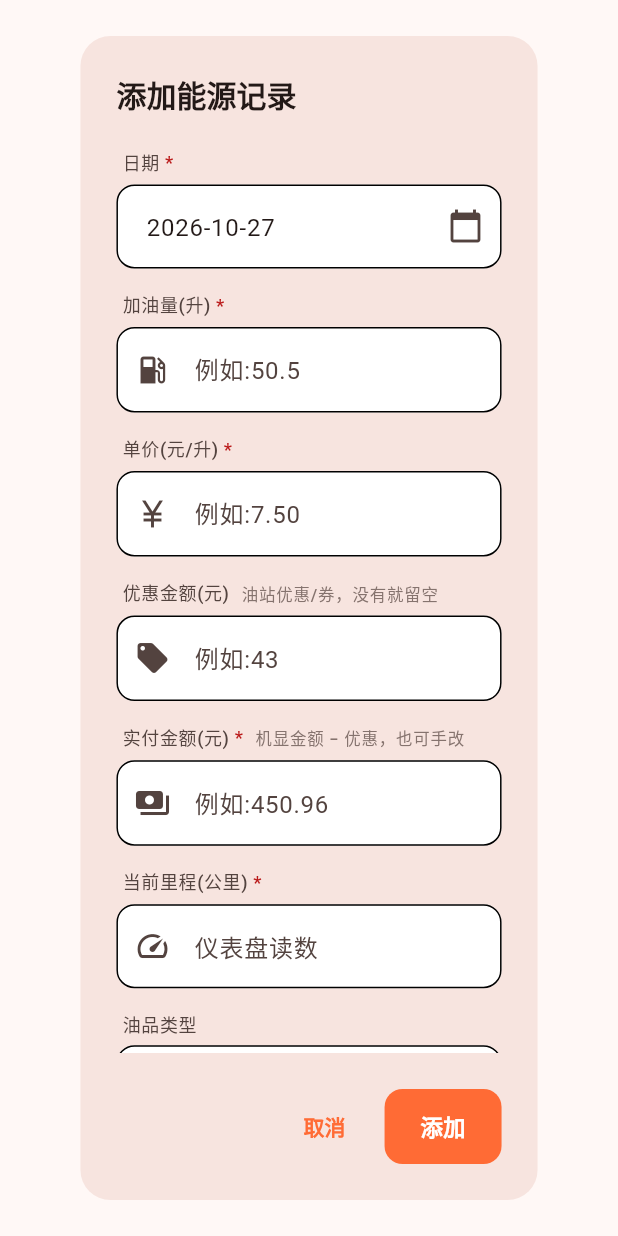
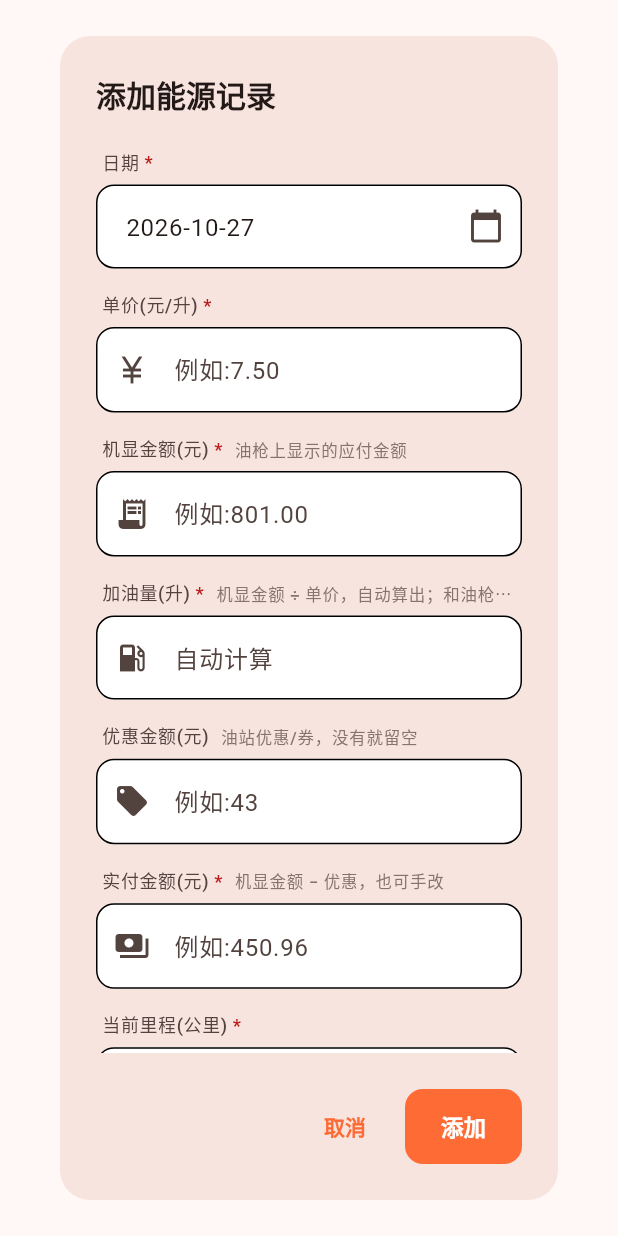
Before and after one commit to LianbinZhou/zhiji_oil_consumption, a Flutter app: the RecordDialog widget shown alone on an empty page, opened directly with empty values, on a phone screen of 412 x 824 dp. Run offline on Flutter 3.47's test engine with Material 3 defaults, Android fonts, the light colour scheme and no system bars; our stand-ins replace drift, file_picker, fl_chart, flutter_riverpod, go_router, shared_preferences; missing offline and left inert: excel, sqlite3; accounts and stored records are empty; generated files the repository leaves out were written again.

Commit message:
feat: v1.2.0 录入改为「单价+机显金额」自动算升数（方案 C）
问题：实际加油时用户不想手填升数，但直接用「实付÷单价」算升数会算错——
优惠不是按比例打折的，会把升数算少（单价 8.28、机显 801、实付 780.5
→ 正确 96.74 L，错算 94.26 L）。

方案 C：把金额拆成「机显金额」和「优惠」，升数只能从机显反推
- 新增「机显金额」输入框（油枪上的应付）
- 升数 = 机显 ÷ 单价，保留 2 位小数，可手改
- 实付 = 机显 − 优惠，可手改
- 手改过升数/实付后不再被自动覆盖（新增 _quantityManuallyEdited 标记）
- 编辑老记录时，机显 = 实付 + 优惠 推算回填
- 数据库零改动（仍存 quantity/amount/discount），不需要迁移

字段顺序调整为：单价 → 机显金额 → 加油量 → 优惠 → 实付。
测试 20 个全过。版本 1.2.0+17。

```diff
--- a/lib/features/records/presentation/record_dialog.dart
+++ b/lib/features/records/presentation/record_dialog.dart
@@ -30,10 +30,16 @@ class _RecordDialogState extends ConsumerState<RecordDialog> {
   final _fuelAmountController = TextEditingController();
   final _totalPriceController = TextEditingController();
   final _discountController = TextEditingController();
+  /// 机显金额（油枪上显示的那笔"应付"）——加了多少油由它 ÷ 单价反推
+  final _grossAmountController = TextEditingController();
 
   /// 用户是否手动改过「实付金额」
   /// 改过之后，数量/单价/优惠变动就不该再自动覆盖它（现实里实付经常和理论值不一致）
   bool _totalPriceManuallyEdited = false;
+
+  /// 用户是否手动改过「升数」
+  /// 手改之后就不再自动覆盖（油枪显示 96.74，公式算出来 96.7391，以油枪为准）
+  bool _quantityManuallyEdited = false;
   final _pricePerLiterController = TextEditingController();
   final _odometerController = TextEditingController();
   final _stationNameController = TextEditingController();
@@ -93,6 +99,10 @@ class _RecordDialogState extends ConsumerState<RecordDialog> {
       _discountController.text =
           widget.record!.discount > 0 ? widget.record!.discount.toString() : '';
       _pricePerLiterController.text = widget.record!.pricePerLiter.toString();
+      // 机显金额 = 实付 + 优惠（库里只存这两个，机显是推算出来的）
+      _grossAmountController.text =
+          (widget.record!.totalPrice + widget.record!.discount)
+              .toStringAsFixed(2);
       _odometerController.text = widget.record!.odometer.toString();
       _isFullTank = widget.record!.isFullTank;
       _isLightOn = widget.record!.isLightOn;
@@ -170,16 +180,29 @@ class _RecordDialogState extends ConsumerState<RecordDialog> {
   ///
   /// 为什么这么算：油站标价和你实际付的钱经常不一样（会员价、券、活动）。
   /// 统计里的「每公里成本」「均价」都用实付，所以输入框显示的是扣完优惠的金额。
+  /// 按「单价 + 机显金额」反推升数，再算实付
+  ///
+  /// 为什么升数必须从「机显金额」算：
+  ///   机显金额 = 单价 × 升数      ← 油枪上的应付
+  ///   实付金额 = 机显金额 − 优惠   ← 实际扣款
+  /// 用「实付 ÷ 单价」是错的 —— 优惠不是按比例打折，会把升数算少
+  /// （例：单价 8.28、机显 801、实付 780.5 → 正确 96.74 L，错算 94.26 L）。
   void _calculatePrice() {
-    final fuelAmount = double.tryParse(_fuelAmountController.text);
-    final pricePerLiter = double.tryParse(_pricePerLiterController.text);
+    final unitPrice = double.tryParse(_pricePerLiterController.text);
+    final gross = double.tryParse(_grossAmountController.text);
     final discount = double.tryParse(_discountController.text) ?? 0;
 
-    // 用户手改过实付金额就不再自动覆盖（否则改完金额再动一下单价，手填的就被抹了）
-    if (_totalPriceManuallyEdited) return;
+    // 升数 = 机显 ÷ 单价（保留 2 位，和油枪显示一致）
+    if (!_quantityManuallyEdited &&
+        unitPrice != null &&
+        unitPrice > 0 &&
+        gross != null &&
+        gross > 0) {
+      _fuelAmountController.text = (gross / unitPrice).toStringAsFixed(2);
+    }
 
-    if (fuelAmount != null && pricePerLiter != null) {
-      final gross = fuelAmount * pricePerLiter;
+    // 实付 = 机显 − 优惠
+    if (!_totalPriceManuallyEdited && gross != null) {
       final paid = gross - discount;
       _totalPriceController.text =
           (paid > 0 ? paid : 0).toStringAsFixed(2);
@@ -427,35 +450,6 @@ class _RecordDialogState extends ConsumerState<RecordDialog> {
               const SizedBox(height: 16),
 
               LabeledField(
-                label: _isElectricMode ? '充电量(kWh)' : '加油量(升)',
-                isRequired: true,
-                child: TextFormField(
-                  controller: _fuelAmountController,
-                  decoration: fieldDecoration(
-                    icon: _isElectricMode
-                        ? Icons.battery_charging_full
-                        : Icons.local_gas_station,
-                    hint: _isElectricMode ? '例如:45.0' : '例如:50.5',
-                  ),
-                  keyboardType:
-                      const TextInputType.numberWithOptions(decimal: true),
-                  onChanged: (_) => _calculatePrice(),
-                  validator: (value) {
-                    if (value == null || value.isEmpty) {
-                      return _isElectricMode ? '请输入充电量' : '请输入加油量';
-                    }
-                    final parsed = double.tryParse(value);
-                    if (parsed == null || !parsed.isFinite) {
-                      return '请输入有效数字';
-                    }
-                    return null;
-                  },
-                ),
-              ),
-
-              const SizedBox(height: 16),
-
-              LabeledField(
                 label: _isElectricMode ? '电价(元/度)' : '单价(元/升)',
                 isRequired: true,
                 child: TextFormField(
@@ -470,6 +464,69 @@ class _RecordDialogState extends ConsumerState<RecordDialog> {
                   validator: (value) {
                     if (value == null || value.isEmpty) {
                       return _isElectricMode ? '请输入电价' : '请输入单价';
+                    }
+                    final parsed = double.tryParse(value);
+                    if (parsed == null || !parsed.isFinite) {
+                      return '请输入有效数字';
+                    }
+                    return null;
+                  },
+                ),
+              ),
+
+              const SizedBox(height: 16),
+
+              // 机显金额：油枪上那笔"应付"。填了它 + 单价，升数就能自动算准
+              LabeledField(
+                label: _isElectricMode ? '机显金额(元)' : '机显金额(元)',
+                isRequired: true,
+                helper: '油枪上显示的应付金额',
+                child: TextFormField(
+                  controller: _grossAmountController,
+                  decoration: fieldDecoration(
+                    icon: Icons.receipt_long,
+                    hint: _isElectricMode ? '例如:60.00' : '例如:801.00',
+                  ),
+                  keyboardType:
+                      const TextInputType.numberWithOptions(decimal: true),
+                  onChanged: (_) => _calculatePrice(),
+                  validator: (value) {
+                    if (value == null || value.isEmpty) {
+                      return '请输入机显金额';
+                    }
+                    final parsed = double.tryParse(value);
+                    if (parsed == null || !parsed.isFinite) {
+                      return '请输入有效数字';
+                    }
+                    if (parsed <= 0) return '机显金额要大于 0';
+                    return null;
+                  },
+                ),
+              ),
+
+              const SizedBox(height: 16),
+
+              LabeledField(
+                label: _isElectricMode ? '充电量(kWh)' : '加油量(升)',
+                isRequired: true,
+                helper: '机显金额 ÷ 单价，自动算出；和油枪对不上可以手改',
+                child: TextFormField(
+                  controller: _fuelAmountController,
+                  decoration: fieldDecoration(
+                    icon: _isElectricMode
+                        ? Icons.battery_charging_full
+                        : Icons.local_gas_station,
+                    hint: _isElectricMode ? '自动计算' : '自动计算',
+                  ),
+                  keyboardType:
+                      const TextInputType.numberWithOptions(decimal: true),
+                  onChanged: (_) {
+                    // 手改过就标记，之后单价/机显再变也不覆盖它
+                    _quantityManuallyEdited = true;
+                  },
+                  validator: (value) {
+                    if (value == null || value.isEmpty) {
+                      return _isElectricMode ? '请输入充电量' : '请输入加油量';
                     }
                     final parsed = double.tryParse(value);
                     if (parsed == null || !parsed.isFinite) {
--- a/lib/shared/app_version.dart
+++ b/lib/shared/app_version.dart
@@ -7,4 +7,4 @@
 /// **发版检查清单的第 1 条就是把它和 pubspec 对齐**。
 ///
 /// 为什么带 build 号：用户报问题时，"1.0.0" 无法区分到底装的是 +2 还是 +3。
-const String kAppVersionLabel = 'v1.1.5 (build 16)';
+const String kAppVersionLabel = 'v1.2.0 (build 17)';
--- a/pubspec.yaml
+++ b/pubspec.yaml
@@ -9,7 +9,7 @@ repository: https://github.com/LianbinZhou/zhiji_oil_consumption
 license: MIT
 
 # 版本号: 主版本.次版本.修订号+构建号
-version: 1.1.5+16
+version: 1.2.0+17
 
 # Flutter SDK版本约束
 environment:
```
